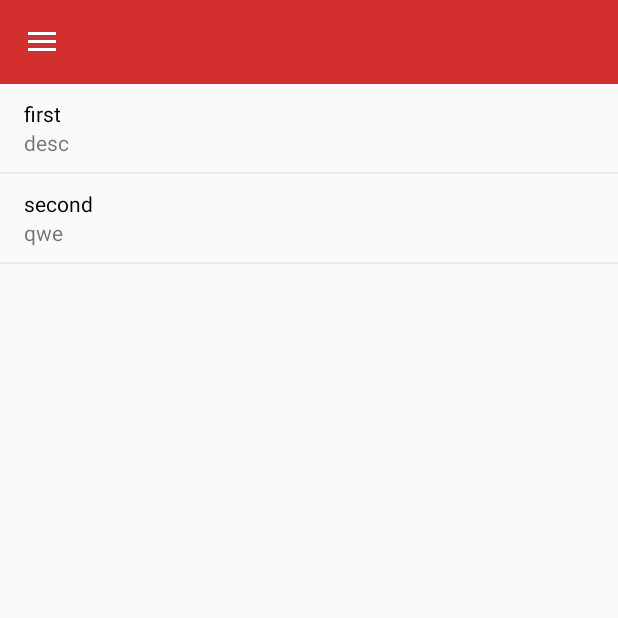
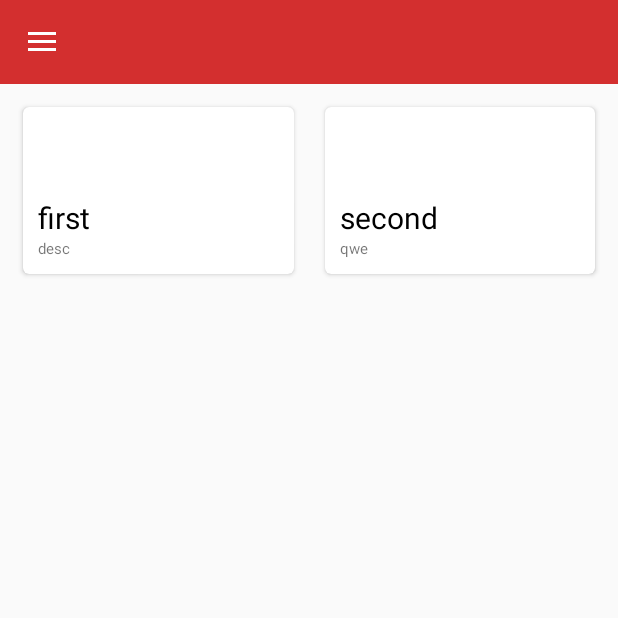
Before and after one commit to t1moon/BonusHub, an Android app: the screen it shows after launch (MainActivity), on a phone screen of 412 x 824 dp, the top half of it. Run offline under Robolectric (Android 15) with nearby library versions, the phone set to English and light mode, and no system bars; libraries missing offline, so code that uses them is left out: com.j256.ormlite; pictures from the network do not load; 1 statement that could not run was skipped.

Commit message:
client changed on cardview

```diff
--- a/bonuslib/build.gradle
+++ b/bonuslib/build.gradle
@@ -31,6 +31,8 @@ dependencies {
     compile 'com.j256.ormlite:ormlite-android:4.48'
     compile 'de.hdodenhof:circleimageview:1.2.1'
     compile 'com.android.support:design:25.2.0'
-    compile 'com.android.support:recyclerview-v7:25.2.0'
+    compile 'com.android.support:recyclerview-v7:25.2.0+'
+    compile 'com.android.support:cardview-v7:25.0.+'
+    compile 'com.github.bumptech.glide:glide:3.7.0'
     testCompile 'junit:junit:4.12'
 }
--- /dev/null
+++ b/client/src/main/java/com/example/client/GridSpacingItemDecoration.java
@@ -0,0 +1,46 @@
+package com.example.client;
+
+import android.content.Context;
+import android.content.res.Resources;
+import android.graphics.Rect;
+import android.support.v7.widget.RecyclerView;
+import android.util.TypedValue;
+import android.view.View;
+
+/**
+ * Created by Timur on 30-Apr-17.
+ */
+
+public class GridSpacingItemDecoration extends RecyclerView.ItemDecoration {
+    private int spanCount;
+    private int spacing;
+    private boolean includeEdge;
+
+    public GridSpacingItemDecoration(int spanCount, int spacing, boolean includeEdge) {
+        this.spanCount = spanCount;
+        this.spacing = spacing;
+        this.includeEdge = includeEdge;
+    }
+
+    @Override
+    public void getItemOffsets(Rect outRect, View view, RecyclerView parent, RecyclerView.State state) {
+        int position = parent.getChildAdapterPosition(view); // item position
+        int column = position % spanCount; // item column
+
+        if (includeEdge) {
+            outRect.left = spacing - column * spacing / spanCount; // spacing - column * ((1f / spanCount) * spacing)
+            outRect.right = (column + 1) * spacing / spanCount; // (column + 1) * ((1f / spanCount) * spacing)
+
+            if (position < spanCount) { // top edge
+                outRect.top = spacing;
+            }
+            outRect.bottom = spacing; // item bottom
+        } else {
+            outRect.left = column * spacing / spanCount; // column * ((1f / spanCount) * spacing)
+            outRect.right = spacing - (column + 1) * spacing / spanCount; // spacing - (column + 1) * ((1f /    spanCount) * spacing)
+            if (position >= spanCount) {
+                outRect.top = spacing; // item top
+            }
+        }
+    }
+}
--- a/client/src/main/java/com/example/client/HostAdapter.java
+++ b/client/src/main/java/com/example/client/HostAdapter.java
@@ -1,12 +1,15 @@
 package com.example.client;
 
+import android.content.Context;
 import android.support.v7.widget.RecyclerView;
 import android.view.LayoutInflater;
 import android.view.View;
 import android.view.ViewGroup;
+import android.widget.ImageView;
 import android.widget.TextView;
 
 
+import com.bumptech.glide.Glide;
 import com.example.bonuslib.host.Host;
 
 import java.util.List;
@@ -18,26 +21,31 @@ import java.util.List;
 public class HostAdapter extends RecyclerView.Adapter<HostAdapter.MyViewHolder>  {
 
     private List<Host> hostsList;
+    private Context context;
 
     public class MyViewHolder extends RecyclerView.ViewHolder {
         public TextView title, descrpition;
+        public ImageView thumbnail;
 
         public MyViewHolder(View view) {
             super(view);
             title = (TextView) view.findViewById(R.id.rv_title);
             descrpition = (TextView) view.findViewById(R.id.rv_description);
+            thumbnail = (ImageView) view.findViewById(R.id.thumbnail);
         }
     }
 
 
-    public HostAdapter(List<Host> hostsList) {
+    public HostAdapter(Context context,
+                       List<Host> hostsList) {
         this.hostsList = hostsList;
+        this.context = context;
     }
 
     @Override
     public MyViewHolder onCreateViewHolder(ViewGroup parent, int viewType) {
         View itemView = LayoutInflater.from(parent.getContext())
-                .inflate(R.layout.host_list_row, parent, false);
+                .inflate(R.layout.host_card, parent, false);
 
         return new MyViewHolder(itemView);
     }
@@ -47,6 +55,9 @@ public class HostAdapter extends RecyclerView.Adapter<HostAdapter.MyViewHolder>
         Host host = hostsList.get(position);
         holder.title.setText(host.getTitle());
         holder.descrpition.setText(host.getDescription());
+        // loading album cover using Glide library
+//        Glide.with(context).load(host.getThumbnail()).into(holder.thumbnail);
+
     }
 
     @Override
--- a/client/src/main/java/com/example/client/fragment/ListHostFragment.java
+++ b/client/src/main/java/com/example/client/fragment/ListHostFragment.java
@@ -1,13 +1,16 @@
 package com.example.client.fragment;
 
 import android.content.Context;
+import android.content.res.Resources;
 import android.os.Bundle;
 import android.support.v4.app.Fragment;
 import android.support.v4.app.FragmentTransaction;
 import android.support.v7.widget.DefaultItemAnimator;
+import android.support.v7.widget.GridLayoutManager;
 import android.support.v7.widget.LinearLayoutManager;
 import android.support.v7.widget.RecyclerView;
 import android.util.Log;
+import android.util.TypedValue;
 import android.view.LayoutInflater;
 import android.view.View;
 import android.view.ViewGroup;
@@ -17,6 +20,7 @@ import android.widget.Toast;
 import com.example.bonuslib.db.HelperFactory;
 import com.example.bonuslib.host.Host;
 import com.example.client.DividerItemDecoration;
+import com.example.client.GridSpacingItemDecoration;
 import com.example.client.HostAdapter;
 import com.example.client.R;
 import com.example.client.RecyclerTouchListener;
@@ -51,11 +55,11 @@ public class ListHostFragment extends Fragment {
         final View rootView = inflater.inflate(R.layout.fragment_list_host, container, false);
 
         recyclerView = (RecyclerView) rootView.findViewById(R.id.recycler_view);
-        mAdapter = new HostAdapter(hostList);
-        RecyclerView.LayoutManager layoutManager = new LinearLayoutManager(getActivity().getApplicationContext());
+        mAdapter = new HostAdapter(getActivity(), hostList);
+        RecyclerView.LayoutManager layoutManager = new GridLayoutManager(getActivity().getApplicationContext(), 2);
         recyclerView.setLayoutManager(layoutManager);
         recyclerView.setItemAnimator(new DefaultItemAnimator());
-        recyclerView.addItemDecoration(new DividerItemDecoration(getActivity().getApplicationContext(), LinearLayoutManager.VERTICAL));
+        recyclerView.addItemDecoration(new GridSpacingItemDecoration(2, dpToPx(10), true));
         recyclerView.setAdapter(mAdapter);
 
         recyclerView.addOnItemTouchListener(new RecyclerTouchListener(getActivity().getApplicationContext(), recyclerView, new RecyclerTouchListener.ClickListener() {
@@ -102,6 +106,12 @@ public class ListHostFragment extends Fragment {
     public void onDetach() {
         super.onDetach();
     }
-
+    /**
+     * Converting dp to pixel
+     */
+    private int dpToPx(int dp) {
+        Resources r = getActivity().getResources();
+        return Math.round(TypedValue.applyDimension(TypedValue.COMPLEX_UNIT_DIP, dp, r.getDisplayMetrics()));
+    }
 
 }
--- /dev/null
+++ b/client/src/main/res/layout/host_card.xml
@@ -0,0 +1,53 @@
+<?xml version="1.0" encoding="utf-8"?>
+<LinearLayout xmlns:android="http://schemas.android.com/apk/res/android"
+    xmlns:card_view="http://schemas.android.com/apk/res-auto"
+    android:orientation="vertical"
+    android:layout_width="match_parent"
+    android:layout_height="wrap_content">
+
+    <android.support.v7.widget.CardView
+        android:id="@+id/card_view"
+        android:layout_width="match_parent"
+        android:layout_height="match_parent"
+        android:layout_gravity="center"
+        android:layout_margin="@dimen/card_margin"
+        android:elevation="4dp"
+        card_view:cardCornerRadius="4dp">
+
+        <RelativeLayout
+            android:layout_width="match_parent"
+            android:layout_height="match_parent">
+
+            <ImageView
+                android:id="@+id/thumbnail"
+                android:layout_width="match_parent"
+                android:layout_height="50dp"
+                android:background="?attr/selectableItemBackgroundBorderless"
+                android:clickable="true"
+                android:scaleType="fitXY" />
+
+            <TextView
+                android:id="@+id/rv_title"
+                android:layout_width="match_parent"
+                android:layout_height="wrap_content"
+                android:layout_below="@id/thumbnail"
+                android:paddingLeft="10dp"
+                android:paddingRight="10dp"
+                android:paddingTop="10dp"
+                android:textColor="#000"
+                android:textSize="20dp" />
+
+            <TextView
+                android:id="@+id/rv_description"
+                android:layout_width="match_parent"
+                android:layout_height="wrap_content"
+                android:layout_below="@id/rv_title"
+                android:paddingBottom="10dp"
+                android:paddingLeft="10dp"
+                android:paddingRight="10dp"
+                android:textSize="10dp" />
+
+        </RelativeLayout>
+
+    </android.support.v7.widget.CardView>
+</LinearLayout>
--- a/client/src/main/res/layout/host_list_row.xml
+++ b/client/src/main/res/layout/host_list_row.xml
@@ -12,14 +12,12 @@
     android:orientation="vertical">
 
     <TextView
-        android:id="@+id/rv_title"
         android:textColor="#000"
         android:layout_width="wrap_content"
         android:layout_height="wrap_content" />
 
 
     <TextView
-        android:id="@+id/rv_description"
         android:layout_width="wrap_content"
         android:layout_height="wrap_content" />
 
```
